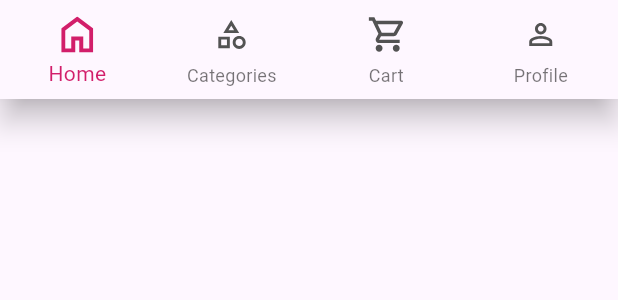
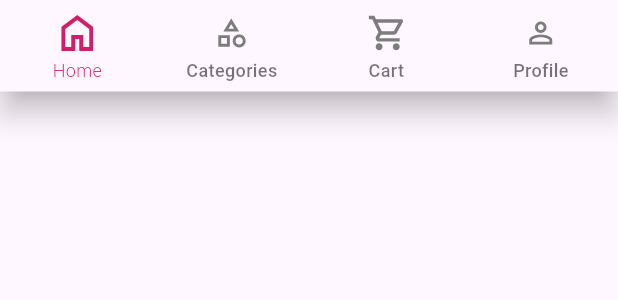
Before and after one commit to AhmedRasmy1/flower_ecommerce, a Flutter app: the CustomBottomNavigationBar widget shown alone on an empty page, opened directly with empty values, on a phone screen of 412 x 824 dp. Shown: the top 300 px of the screen. Run offline on Flutter 3.47's test engine with Material 3 defaults, Android fonts, the light colour scheme and no system bars; our stand-ins replace bloc, cached_network_image, dio, flutter_bloc, flutter_svg, get_it and 3 more; accounts and stored records are empty; generated files the repository leaves out were written again.

Commit message:
layout BottomNavigationBar

```diff
--- a/lib/Features/auth/presentation/views/register_view.dart
+++ b/lib/Features/auth/presentation/views/register_view.dart
@@ -209,7 +209,6 @@ class _RegisterViewState extends State<RegisterView> {
                               if (viewModel.isSelectGender2 == true) {
                                 viewModel.isSelectGender = true;
                               }
-
                             } else {
                               if (viewModel.isSelectGender2 == false) {
                                 viewModel.isSelectGender = true;
--- a/lib/Features/layout/presentation/pages/layout_view.dart
+++ b/lib/Features/layout/presentation/pages/layout_view.dart
@@ -1,5 +1,4 @@
 import 'package:flutter/material.dart';
-
 import '../../../../core/resources/app_constants.dart';
 import '../widgets/custom_button_navigation_bar.dart';
 
--- a/lib/Features/layout/presentation/widgets/custom_button_navigation_bar.dart
+++ b/lib/Features/layout/presentation/widgets/custom_button_navigation_bar.dart
@@ -1,3 +1,5 @@
+import 'package:flower_ecommerce/core/resources/style_manager.dart';
+import 'package:flower_ecommerce/core/resources/values_manager.dart';
 import 'package:flutter/material.dart';
 import '../../../../core/functions/helper.dart';
 import '../../../../core/resources/assets_manager.dart';
@@ -10,6 +12,7 @@ class CustomBottomNavigationBar extends StatelessWidget {
     required this.currentIndex,
     required this.onItemTapped,
   });
+
   final int currentIndex;
   final Function(int) onItemTapped;
 
@@ -34,9 +37,12 @@ class CustomBottomNavigationBar extends StatelessWidget {
           label: AppStrings.profile,
         ),
       ],
+      selectedFontSize: AppSize.s12,
+      selectedLabelStyle: getLightStyle(color: ColorManager.lightGrey2),
+      unselectedLabelStyle: getMediumStyle(color: ColorManager.lightGrey2),
       currentIndex: currentIndex,
       onTap: onItemTapped,
-     type:  BottomNavigationBarType.fixed,
+      type: BottomNavigationBarType.fixed,
       selectedItemColor: ColorManager.pink,
     );
   }
--- a/lib/core/functions/helper.dart
+++ b/lib/core/functions/helper.dart
@@ -107,7 +107,7 @@ Widget buildIcon(String assetPath, int index, int currentIndex) {
       width: 24,
       height: 24,
       colorFilter: ColorFilter.mode(
-        isSelected ? ColorManager.pink : ColorManager.grey,
+        isSelected ? ColorManager.pink : ColorManager.lightGrey2,
         BlendMode.srcIn,
       ),
     ),
--- a/lib/core/resources/color_manager.dart
+++ b/lib/core/resources/color_manager.dart
@@ -6,8 +6,9 @@ class ColorManager {
   static const Color white = Color(0xffffffff);
   static const Color placeHolderColor = Color(0xff535353);
   static const Color grey = Color(0xff535353);
-  static const Color error = Color(0xffCC1010);// for subtitles color
+  static const Color error = Color(0xffCC1010); // for subtitles color
   static const Color darkGrey = Color(0xff7a7a7c);
   static const Color colorOfEmailVerification = Color(0xffDFE7F7);
-    static const Color lightGrey = Color(0xff0C1015);
+  static const Color lightGrey = Color(0xff0C1015);
+  static const Color lightGrey2 = Color(0xff7D7D7D);
 }
```
Also changed, not shown: lib/core/widgets/custom_text_form_field.dart (+4 -3 lines).
